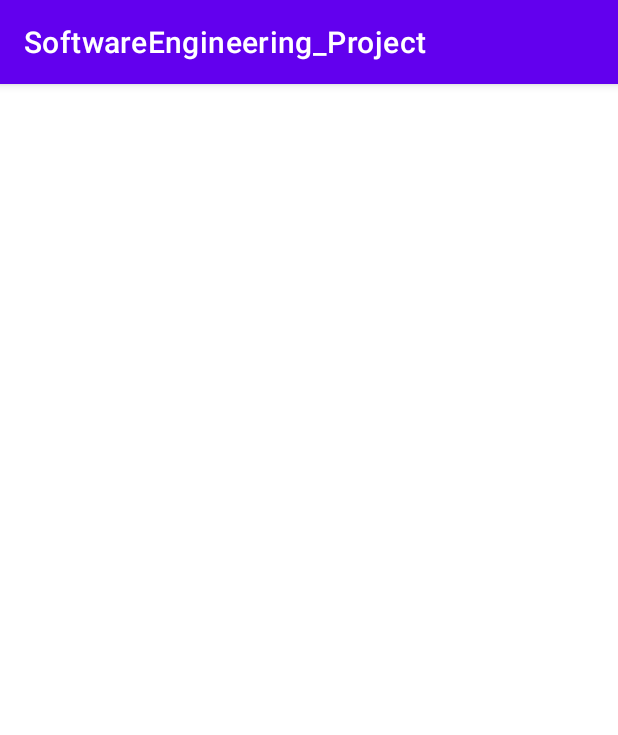
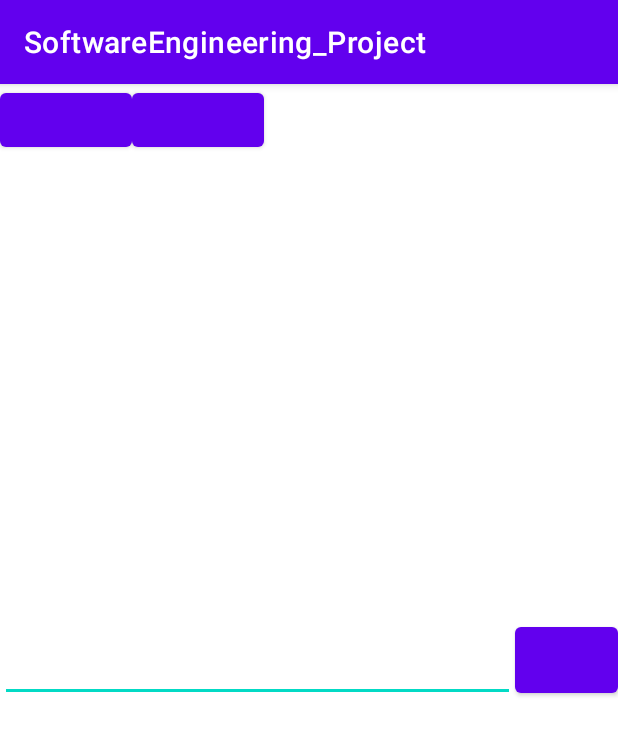
Before and after one commit to Jayfunf/SoftwareEngineering_Project, an Android app: the screen it shows after launch (Home), on a phone screen of 412 x 824 dp. Shown: the top 735 px of the screen. Run offline under Robolectric (Android 15) with nearby library versions, the phone set to English and light mode, and no system bars.

Commit message:
add : activity_home.xml

```diff
--- a/app/src/main/res/layout/activity_home.xml
+++ b/app/src/main/res/layout/activity_home.xml
@@ -1,9 +1,45 @@
 <?xml version="1.0" encoding="utf-8"?>
-<androidx.constraintlayout.widget.ConstraintLayout xmlns:android="http://schemas.android.com/apk/res/android"
+<RelativeLayout xmlns:android="http://schemas.android.com/apk/res/android"
     xmlns:app="http://schemas.android.com/apk/res-auto"
     xmlns:tools="http://schemas.android.com/tools"
     android:layout_width="match_parent"
     android:layout_height="match_parent"
     tools:context=".Home">
+    <FrameLayout
+        android:layout_width="match_parent"
+        android:layout_height="match_parent">
+        <LinearLayout
+            android:layout_width="match_parent"
+            android:layout_height="match_parent"
+            android:layout_gravity="top">
+            <Button
+                android:layout_width="wrap_content"
+                android:layout_height="wrap_content"
+                android:layout_gravity="left"
+                android:id="@+id/back_BTN"/>
+            <Button
+                android:layout_width="wrap_content"
+                android:layout_height="wrap_content"
+                android:layout_gravity="right"
+                android:id="@+id/mypage_BTN"/>
+        </LinearLayout>
 
-</androidx.constraintlayout.widget.ConstraintLayout>
+        <LinearLayout
+            android:layout_width="match_parent"
+            android:layout_height="wrap_content"
+            android:layout_gravity="center">
+            <EditText
+                android:id="@+id/EditText_main"
+                android:layout_width="match_parent"
+                android:layout_height="56dp"
+                android:layout_weight="1"
+                android:gravity="center" />
+            <Button
+                android:id="@+id/search_BTN"
+                android:layout_width="match_parent"
+                android:layout_height="match_parent"
+                android:layout_gravity="center"
+                android:layout_weight="5" />
+        </LinearLayout>
+    </FrameLayout>
+</RelativeLayout>
```
